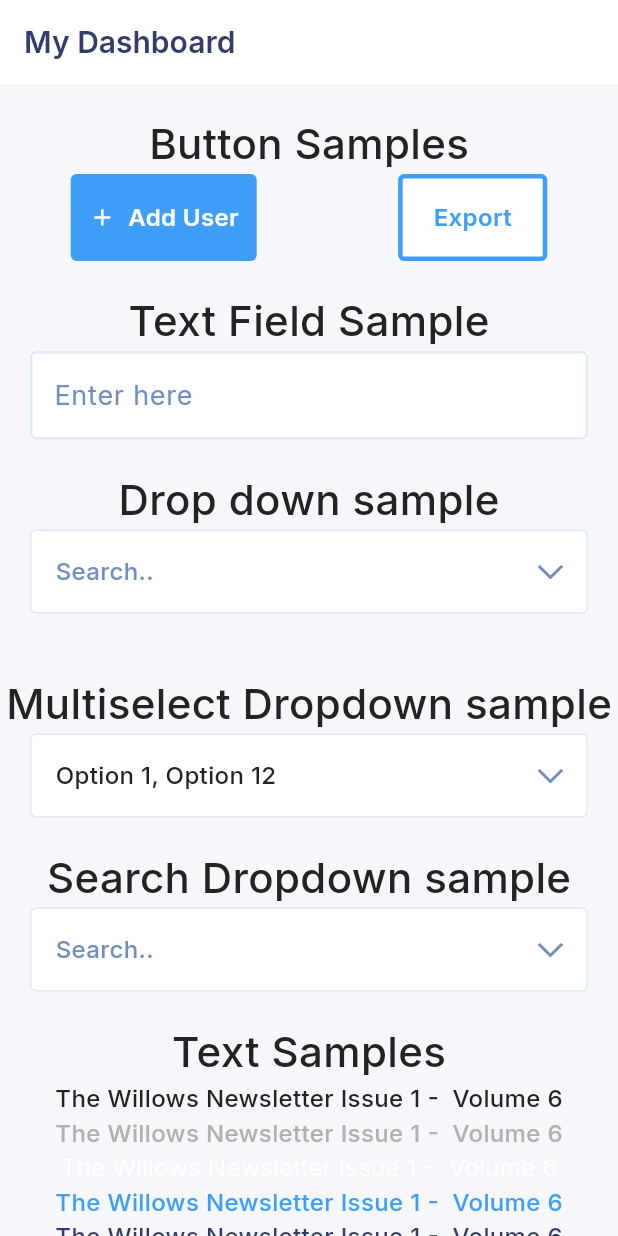
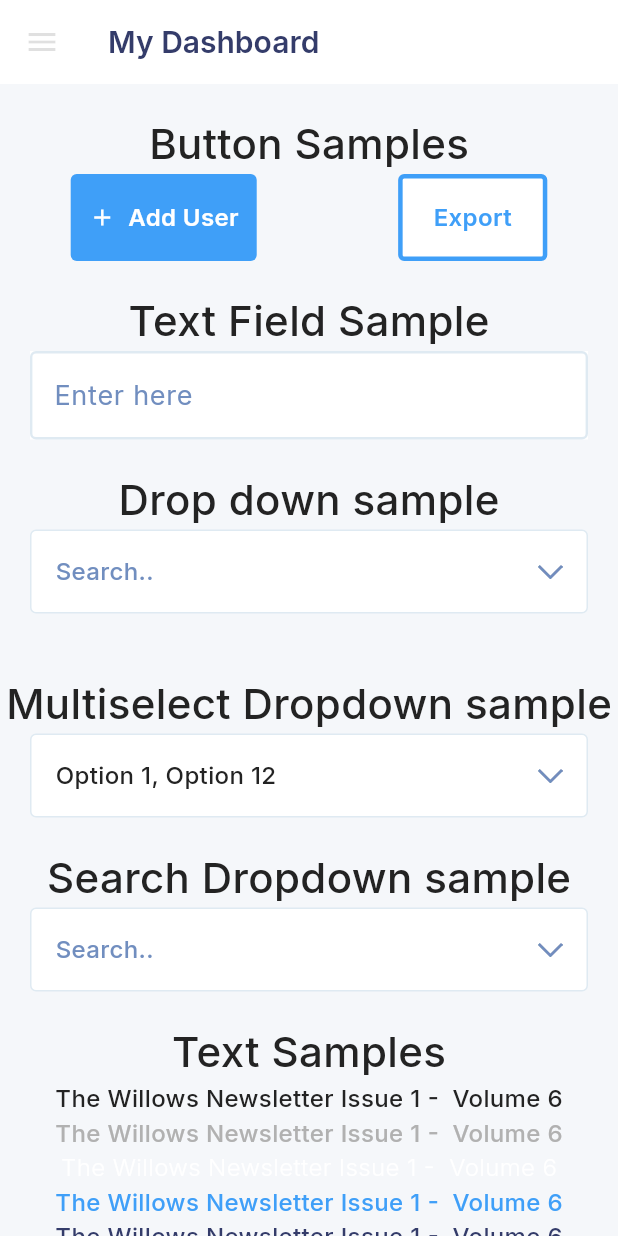
Before and after one commit to Abhinimap/nimap_base_project, a Flutter app: the screen it shows after launch, on a phone screen of 412 x 824 dp. Run offline on Flutter 3.47's test engine with Material 3 defaults, Android fonts, the light colour scheme and no system bars; drawn by our look-alikes of dropdown_button2; our stand-ins replace awesome_notifications, dio, firebase_core, firebase_messaging, flutter_svg, get and 5 more; accounts and stored records are empty.

Commit message:
Custom drawer implementation done 04-08-24

```diff
--- a/lib/config/custom_packages/custom_pop_up_menu.dart
+++ b/lib/config/custom_packages/custom_pop_up_menu.dart
@@ -407,7 +407,7 @@ class _MenuLayoutDelegate extends MultiChildLayoutDelegate {
         _MenuLayoutId.downArrow,
         !isBottom
             ? Offset(arrowOffset.dx, arrowOffset.dy - 0.1)
-            : Offset(-100, 0),
+            : const Offset(-100, 0),
       );
     }
   }
--- a/lib/config/gen/colors.gen.dart
+++ b/lib/config/gen/colors.gen.dart
@@ -13,9 +13,27 @@ import 'package:flutter/material.dart';
 class ColorName {
   ColorName._();
 
+  /// Color: #3F9FF8
+  static const Color blue = Color(0xFF3F9FF8);
+
   /// Color: #DFEAF2
   static const Color lavenderMist = Color(0xFFDFEAF2);
 
   /// Color: #BDC6CC
   static const Color metallicSilver = Color(0xFFBDC6CC);
+
+  /// Color: #B1B1B1
+  static const Color nobel = Color(0xFFB1B1B1);
+
+  /// Color: #3F9FF8
+  static const Color primaryColor = Color(0xFF3F9FF8);
+
+  /// Color: #343C6A
+  static const Color rhino = Color(0xFF343C6A);
+
+  /// Color: #D9EDE1
+  static const Color secondaryColor = Color(0xFFD9EDE1);
+
+  /// Color: #718EBF
+  static const Color wildBlue = Color(0xFF718EBF);
 }
--- a/lib/data/data.dart
+++ b/lib/data/data.dart
@@ -12,6 +12,7 @@ export 'utils/routes.dart';
 
 //models imports
 export 'models/custom_response.dart';
+export 'models/drawer_item.dart';
 
 //middleware imports
 export 'middlewares/auth_middleware.dart';
--- a/lib/data/utils/custom_enums.dart
+++ b/lib/data/utils/custom_enums.dart
@@ -4,3 +4,13 @@ enum ApiCallStatus {
   error,
   empty,
 }
+
+enum DrawerElements {
+  dashboard,
+  projects,
+  tasks,
+  forms,
+  notifications,
+  settings,
+  logout
+}
--- a/lib/main.dart
+++ b/lib/main.dart
@@ -46,7 +46,6 @@ class MyApp extends StatelessWidget {
           child: child!,
         );
       },
-      // TODO: Implement initial route here
       initialRoute: Routes.initialRoute,
       getPages: Routes.routes,
     );
@@ -65,10 +64,29 @@ class MyHomePage extends StatefulWidget {
 class _MyHomePageState extends State<MyHomePage> {
   @override
   Widget build(BuildContext context) {
-    return Scaffold(
+    return SafeArea(
+      top: false,
+      child: Scaffold(
         appBar: AppBar(
-        title: Text(widget.title),
+          leading: Builder(
+            builder: (context) {
+              return IconButton(
+                onPressed: () {
+                  Scaffold.of(context).openDrawer();
+                },
+                icon: const Icon(
+                  Icons.menu,
+                  color: Colors.black12,
                 ),
+              );
+            },
+          ),
+          title: Text(widget.title,),
+        ),
+        drawer: const CustomDrawer(
+          selectDrawerElement: DrawerElements.forms,
+        ),
+        drawerEdgeDragWidth: context.width * 0.8,
         body: SingleChildScrollView(
           child: Column(
             mainAxisAlignment: MainAxisAlignment.start,
@@ -81,15 +99,18 @@ class _MyHomePageState extends State<MyHomePage> {
                 text: "Button Samples",
                 fontSize: 28,
               ),
-            const Row(
+              Row(
                 mainAxisAlignment: MainAxisAlignment.spaceAround,
                 children: [
                   PrimaryButton(
                     buttonText: "Add User",
-                  prefixIcon: Icon(
+                    prefixIcon: const Icon(
                       Icons.add,
                       color: Colors.white,
                     ),
+                    onPressed: () {
+                      CustomSnackBar.showCustomToast(message: "Helloo ther");
+                    },
                   ),
                   SecondaryButton(
                     buttonText: "  Export  ",
@@ -229,6 +250,7 @@ class _MyHomePageState extends State<MyHomePage> {
             ],
           ),
         ),
+      ),
     );
   }
 }
--- a/lib/presentation/presentation.dart
+++ b/lib/presentation/presentation.dart
@@ -4,3 +4,4 @@ export 'custom_widgets/custom_button_widgets.dart';
 export 'custom_widgets/custom_text_widgets.dart';
 export 'custom_widgets/custom_text_fields.dart';
 export 'custom_widgets/custom_dropdown_widget.dart';
+export 'custom_widgets/custom_drawer.dart';
--- a/pubspec.yaml
+++ b/pubspec.yaml
@@ -46,7 +46,7 @@ dev_dependencies:
   json_serializable: ^6.7.1 # package used to generate toJson and fromJson
   flutter_gen_runner:
 
-flutter_icons:
+flutter_launcher_icons:
   android: true
   ios: true
   image_path: "assets/logo/app_icon.png"
```
Also changed, not shown: lib/config/gen/assets.gen.dart (+12 -3 lines), lib/data/models/drawer_item.dart (added, +18 -0 lines), lib/presentation/custom_widgets/custom_drawer.dart (added, +167 -0 lines), assets/images/icons/home_icon.webp (added), assets/logo/app_icon.png, assets/logo/app_icon.webp (added), 27 other files. Lines whose indentation alone changed are shown as unchanged.
